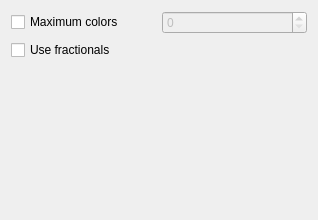
This is ui/ImportConfigPage.ui in KDE/kxstitch as Qt 5 draws it before an edit. The edited form follows.
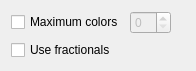
This is the edited form.

```diff
--- a/ui/ImportConfigPage.ui
+++ b/ui/ImportConfigPage.ui
@@ -6,15 +6,13 @@
    <rect>
     <x>0</x>
     <y>0</y>
-    <width>318</width>
-    <height>220</height>
+    <width>196</width>
+    <height>59</height>
    </rect>
   </property>
   <property name="windowTitle">
    <string>Import Configuration</string>
   </property>
-  <layout class="QVBoxLayout" name="verticalLayout">
-   <item>
     <layout class="QGridLayout" name="gridLayout">
      <item row="0" column="0">
       <widget class="QCheckBox" name="kcfg_Import_UseMaximumColors">
@@ -23,6 +21,26 @@
        </property>
       </widget>
      </item>
+   <item row="2" column="0">
+    <spacer name="verticalSpacer">
+     <property name="orientation">
+      <enum>Qt::Vertical</enum>
+     </property>
+     <property name="sizeHint" stdset="0">
+      <size>
+       <width>20</width>
+       <height>40</height>
+      </size>
+     </property>
+    </spacer>
+   </item>
+   <item row="1" column="0">
+    <widget class="QCheckBox" name="kcfg_Import_UseFractionals">
+     <property name="text">
+      <string>Use fractionals</string>
+     </property>
+    </widget>
+   </item>
      <item row="0" column="1">
       <widget class="QSpinBox" name="kcfg_Import_MaximumColors">
        <property name="enabled">
@@ -30,24 +48,15 @@
        </property>
       </widget>
      </item>
-     <item row="1" column="0">
-      <widget class="QCheckBox" name="kcfg_Import_UseFractionals">
-       <property name="text">
-        <string>Use fractionals</string>
-       </property>
-      </widget>
-     </item>
-    </layout>
-   </item>
-   <item>
-    <spacer name="verticalSpacer">
+   <item row="0" column="2">
+    <spacer name="horizontalSpacer">
      <property name="orientation">
-      <enum>Qt::Vertical</enum>
+      <enum>Qt::Horizontal</enum>
      </property>
      <property name="sizeHint" stdset="0">
       <size>
-       <width>20</width>
-       <height>146</height>
+       <width>40</width>
+       <height>20</height>
       </size>
      </property>
     </spacer>
```
Lines whose indentation alone changed are shown as unchanged.
